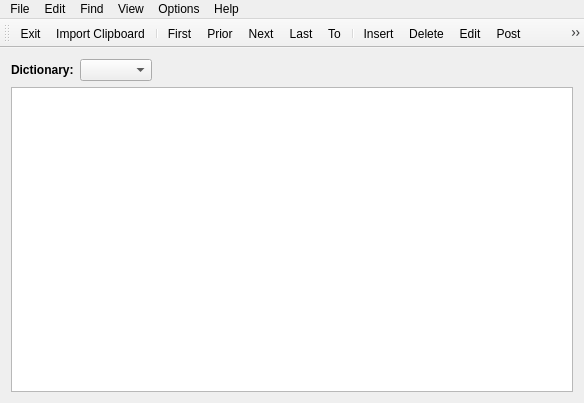
Qt form Forms/CMain.ui (skynowa/iTeacher) before a commit.
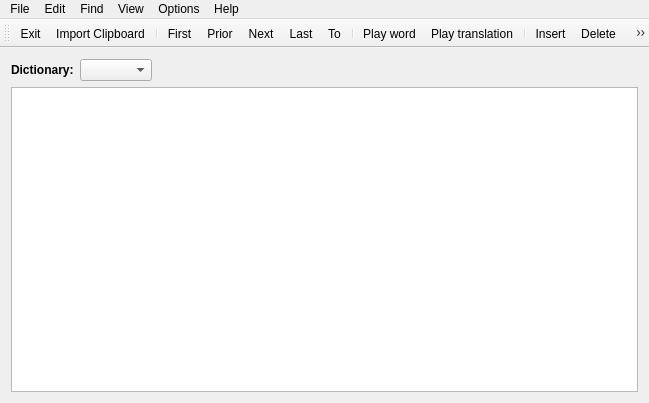
The same form after that commit. Icons and pictures are not drawn.

Commit message: ADD: play word

Diff of the .ui file:
```diff
--- a/Forms/CMain.ui
+++ b/Forms/CMain.ui
@@ -9,7 +9,7 @@
    <rect>
     <x>0</x>
     <y>0</y>
-    <width>584</width>
+    <width>649</width>
     <height>403</height>
    </rect>
   </property>
@@ -66,7 +66,7 @@
     <rect>
      <x>0</x>
      <y>0</y>
-     <width>584</width>
+     <width>649</width>
      <height>21</height>
     </rect>
    </property>
@@ -154,6 +154,9 @@
    <addaction name="actEdit_Last"/>
    <addaction name="actEdit_To"/>
    <addaction name="separator"/>
+   <addaction name="actEdit_PlayWord"/>
+   <addaction name="actEdit_PlayTranslation"/>
+   <addaction name="separator"/>
    <addaction name="actEdit_Insert"/>
    <addaction name="actEdit_Delete"/>
    <addaction name="actEdit_Edit"/>
@@ -354,6 +357,27 @@
     <string>Import Clipboard...</string>
    </property>
   </action>
+  <action name="actEdit_PlayWord">
+   <property name="icon">
+    <iconset resource="../Resources/App.qrc">
+     <normaloff>:/Menu/Menu/PlaySound.bmp</normaloff>:/Menu/Menu/PlaySound.bmp</iconset>
+   </property>
+   <property name="text">
+    <string>Play word</string>
+   </property>
+   <property name="toolTip">
+    <string>Play word</string>
+   </property>
+  </action>
+  <action name="actEdit_PlayTranslation">
+   <property name="icon">
+    <iconset resource="../Resources/App.qrc">
+     <normaloff>:/Menu/Menu/PlaySound.bmp</normaloff>:/Menu/Menu/PlaySound.bmp</iconset>
+   </property>
+   <property name="text">
+    <string>Play translation</string>
+   </property>
+  </action>
  </widget>
  <layoutdefault spacing="6" margin="11"/>
  <resources>
```
Left out of the diff: 8 changed lines with no effect on the pictures. The commit also changes 6 other files.
